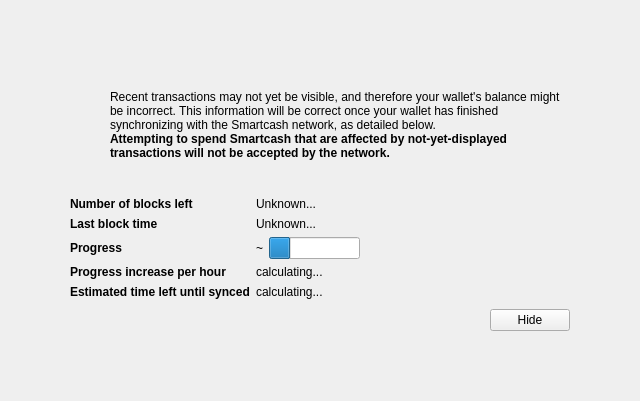
The window that src/qt/forms/modaloverlay.ui (Mythicaler/Smartcoin-core) describes before a commit, drawn with Qt 5.
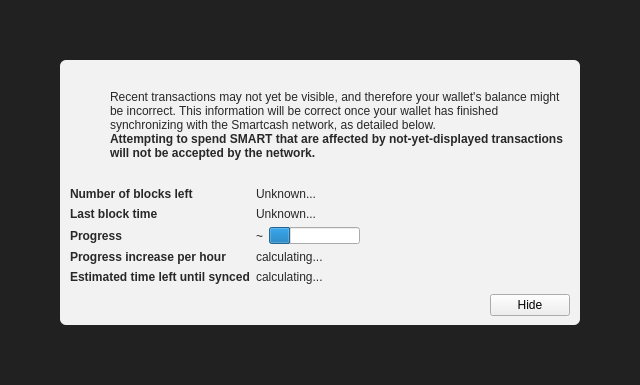
The same window after the commit. Icons and pictures are not drawn. Custom widgets are drawn as their Qt base class.

What changed in the file:
```diff
--- a/src/qt/forms/modaloverlay.ui
+++ b/src/qt/forms/modaloverlay.ui
@@ -7,7 +7,7 @@
     <x>0</x>
     <y>0</y>
     <width>640</width>
-    <height>401</height>
+    <height>385</height>
    </rect>
   </property>
   <property name="windowTitle">
@@ -32,9 +32,9 @@
    <item>
     <widget class="QWidget" name="bgWidget" native="true">
      <property name="styleSheet">
-      <string notr="true"/>
+      <string notr="true">#bgWidget { background: rgba(0,0,0,220); }</string>
      </property>
-     <layout class="QVBoxLayout" name="verticalLayoutMain" stretch="0">
+     <layout class="QVBoxLayout" name="verticalLayoutMain" stretch="1">
       <property name="leftMargin">
        <number>60</number>
       </property>
@@ -50,9 +50,11 @@
       <item>
        <widget class="QWidget" name="contentWidget" native="true">
         <property name="styleSheet">
-         <string notr="true"/>
+         <string notr="true">#contentWidget { background: rgba(255,255,255,240); border-radius: 6px; }
+
+QLabel { color: rgb(40,40,40);  }</string>
         </property>
-        <layout class="QVBoxLayout" name="verticalLayoutSub" stretch="1,0,0,0,0">
+        <layout class="QVBoxLayout" name="verticalLayoutSub" stretch="1,0,0,0">
          <property name="spacing">
           <number>0</number>
          </property>
@@ -147,7 +149,7 @@
                 </font>
                </property>
                <property name="text">
-                <string>Attempting to spend Smartcash that are affected by not-yet-displayed transactions will not be accepted by the network.</string>
+                <string>Attempting to spend SMART that are affected by not-yet-displayed transactions will not be accepted by the network.</string>
                </property>
                <property name="textFormat">
                 <enum>Qt::RichText</enum>
```
Left out of the diff: 19 changed lines with no effect on the pictures.
